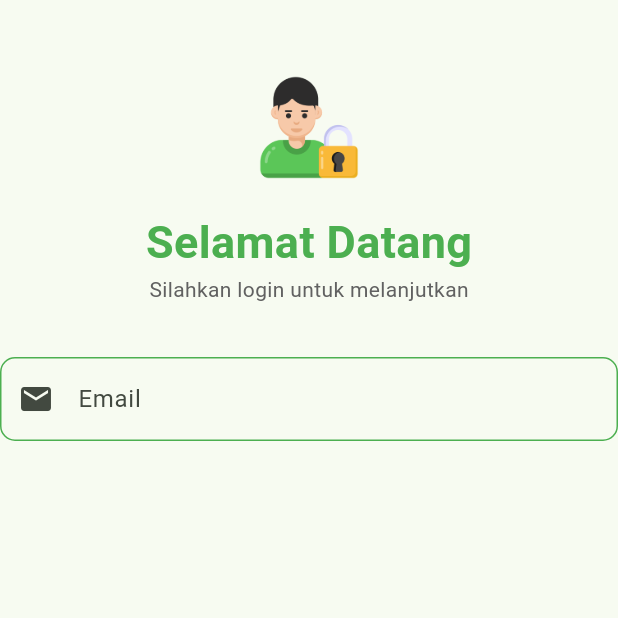
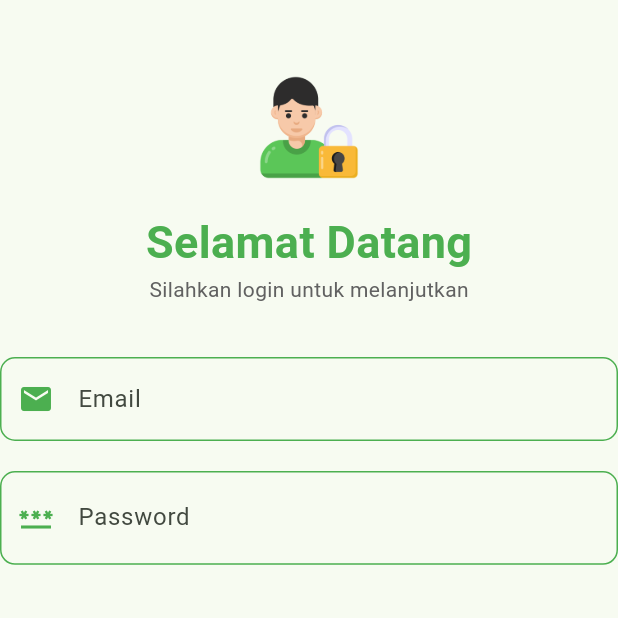
Before and after one commit to ZEINadli/tugas_week_6_1123150028, a Flutter app: the Login screen opened directly, on a phone screen of 412 x 824 dp, the top half of it. Run offline on Flutter 3.47's test engine with Material 3 defaults, Android fonts, the phone set to English and light mode, and no system bars.

Commit message:
buat textfield password

```diff
--- a/lib/screen/login.dart
+++ b/lib/screen/login.dart
@@ -41,7 +41,10 @@
                 decoration: InputDecoration(
                   labelText: 'Email',
                   hintText: 'Masukan Email Anda',
-                  prefixIcon: Icon(Icons.email),
+                  prefixIcon: Icon(
+                    Icons.email,
+                    color: Colors.green,
+                  ),
                   border: OutlineInputBorder(
                     borderRadius: BorderRadius.circular(10),
                   ),
@@ -51,10 +54,42 @@
                   ),
                   focusedBorder: OutlineInputBorder(
                     borderRadius: BorderRadius.circular(10),
+                    borderSide: BorderSide(
+                      color: Colors.green,
+                      width: 2
+                    ),
+                  ),
+                )
+              ),
+              SizedBox(height: 20,),
+              TextField(
+                keyboardType: TextInputType.text,
+                obscureText: true,
+                decoration: InputDecoration(
+                  labelText: 'Password',
+                  hintText: 'Masukan Password Anda',
+                  prefixIcon: Icon(
+                    Icons.password,
+                    color: Colors.green,),
+                  suffix: Icon(
+                    Icons.remove_red_eye_outlined,
+                    color: Colors.green,),
+                  border: OutlineInputBorder(
+                    borderRadius: BorderRadius.circular(10),
+                  ),
+                  enabledBorder: OutlineInputBorder(
+                    borderRadius: BorderRadius.circular(10),
                     borderSide: BorderSide(color: Colors.green),
                   ),
+                  focusedBorder: OutlineInputBorder(
+                    borderRadius: BorderRadius.circular(10),
+                    borderSide: BorderSide(
+                      color: Colors.green,
+                      width: 2
+                    ),
+                  ),
                 )
-              )
+              ),
             ],
           ),
         ),
```
